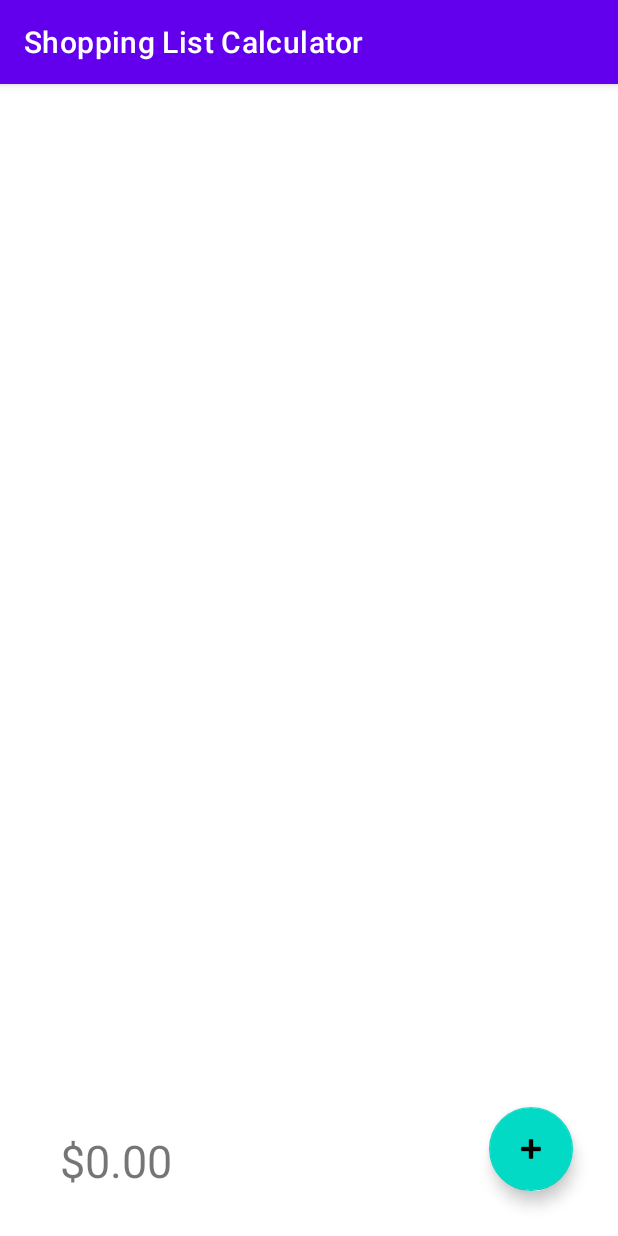
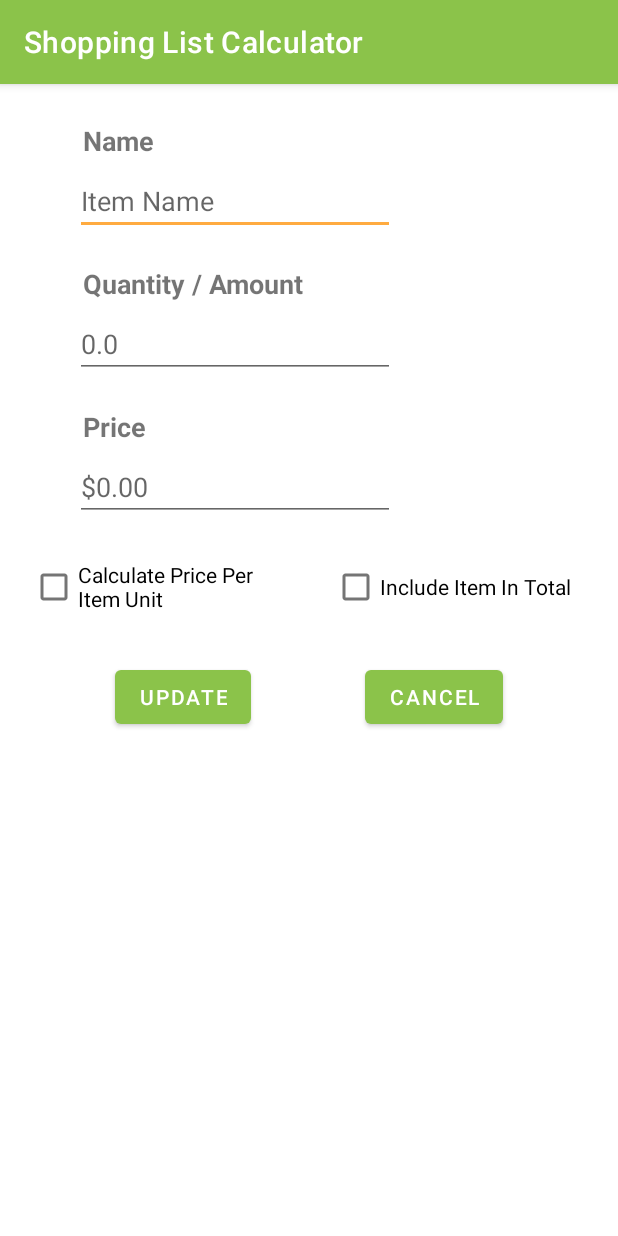
Before and after one commit to binary-idiot/Shopping-List-Calculator, an Android app: the screen it shows after launch (MainActivity), on a phone screen of 412 x 824 dp. Run offline under Robolectric (Android 15) with nearby library versions, the phone set to English and light mode, and no system bars.

Commit message:
Add custom colors and implement dbhelper

```diff
--- /dev/null
+++ b/app/src/main/java/com/jonahmiddleton/shoppinglistcalculator/DBHelper.java
@@ -0,0 +1,27 @@
+package com.jonahmiddleton.shoppinglistcalculator;
+
+import android.content.Context;
+import android.database.Cursor;
+import android.database.sqlite.SQLiteDatabase;
+import android.database.sqlite.SQLiteOpenHelper;
+import com.jonahmiddleton.shoppinglistcalculator.DataContract.ItemEntry;
+
+public class DBHelper extends SQLiteOpenHelper {
+    public static final int DATABASE_VERSION = 1;
+    public static final String DATABASE_NAME = "ShoppingListCalculator.db";
+
+    public DBHelper(Context context){
+        super(context, DATABASE_NAME, null, DATABASE_VERSION);
+    }
+
+    @Override
+    public void onCreate(SQLiteDatabase db) {
+        db.execSQL(ItemEntry.SQL_CREATE_ITEMS_TABLE);
+    }
+
+    @Override
+    public void onUpgrade(SQLiteDatabase db, int oldVersion, int newVersion) {
+        db.execSQL(ItemEntry.SQL_DELETE_ITEMS_TABLE);
+        onCreate(db);
+    }
+}
--- /dev/null
+++ b/app/src/main/java/com/jonahmiddleton/shoppinglistcalculator/DataContract.java
@@ -0,0 +1,30 @@
+package com.jonahmiddleton.shoppinglistcalculator;
+
+import android.provider.BaseColumns;
+
+public class DataContract {
+    private DataContract() {}
+
+    public static class ItemEntry implements BaseColumns {
+        public static final String TABLE_NAME = "item";
+        public static final String COLUMN_NAME_ITEMNAME = "name";
+        public static final String COLUMN_NAME_AMOUNT = "amount";
+        public static final String COLUNM_NAME_PRICE = "price";
+        public static final String COLUMN_NAME_CALCULATED = "calculated";
+        public static final String COLUMN_NAME_PERITEM = "peritem";
+
+        public static final String SQL_CREATE_ITEMS_TABLE =
+                "CREATE TABLE " + ItemEntry.TABLE_NAME + " (" +
+                        ItemEntry._ID + " INTEGER PRIMARY KEY AUTOINCREMENT," +
+                        ItemEntry.COLUMN_NAME_ITEMNAME + " TEXT," +
+                        ItemEntry.COLUMN_NAME_AMOUNT + " REAL," +
+                        ItemEntry.COLUNM_NAME_PRICE + " REAL," +
+                        ItemEntry.COLUMN_NAME_CALCULATED + " INTEGER," +
+                        ItemEntry.COLUMN_NAME_PERITEM + " INTEGER)";
+
+        public static final String SQL_DELETE_ITEMS_TABLE =
+                "DROP TABLE IF EXISTS " + ItemEntry.TABLE_NAME;
+
+
+    }
+}
--- /dev/null
+++ b/app/src/main/java/com/jonahmiddleton/shoppinglistcalculator/Item.java
@@ -0,0 +1,15 @@
+package com.jonahmiddleton.shoppinglistcalculator;
+
+public class Item {
+    private String name;
+    private double amount, price;
+    private boolean calculated, pricePerUnit;
+
+    public Item(String name, double amount, double price, boolean calculated, boolean pricePerUnit){
+        this.name = name;
+        this.amount = amount;
+        this.price = price;
+        this.calculated = calculated;
+        this.pricePerUnit = pricePerUnit;
+    }
+}
--- /dev/null
+++ b/app/src/main/java/com/jonahmiddleton/shoppinglistcalculator/ItemData.java
@@ -0,0 +1,8 @@
+package com.jonahmiddleton.shoppinglistcalculator;
+
+import android.database.Cursor;
+
+public class ItemData {
+
+    //public static Cursor getItems(){}
+}
--- a/app/src/main/java/com/jonahmiddleton/shoppinglistcalculator/MainActivity.java
+++ b/app/src/main/java/com/jonahmiddleton/shoppinglistcalculator/MainActivity.java
@@ -9,6 +9,7 @@ public class MainActivity extends AppCompatActivity {
     @Override
     protected void onCreate(Bundle savedInstanceState) {
         super.onCreate(savedInstanceState);
-        setContentView(R.layout.activity_main);
+        //setContentView(R.layout.activity_main);
+        setContentView(R.layout.activity_edit_item);
     }
 }
--- /dev/null
+++ b/app/src/main/res/layout-land/activity_edit_item.xml
@@ -0,0 +1,116 @@
+<?xml version="1.0" encoding="utf-8"?>
+<androidx.constraintlayout.widget.ConstraintLayout xmlns:android="http://schemas.android.com/apk/res/android"
+    xmlns:app="http://schemas.android.com/apk/res-auto"
+    xmlns:tools="http://schemas.android.com/tools"
+    android:layout_width="match_parent"
+    android:layout_height="match_parent"
+    tools:context=".EditItem">
+
+    <TextView
+        android:id="@+id/itemNameEditLabel"
+        android:layout_width="wrap_content"
+        android:layout_height="wrap_content"
+        android:layout_marginStart="5dp"
+        android:layout_marginTop="30dp"
+        android:text="@string/itemNameEditLabelText"
+        android:textSize="18sp"
+        android:textStyle="bold"
+        app:layout_constraintStart_toStartOf="@+id/itemNameEditText"
+        app:layout_constraintTop_toTopOf="parent" />
+
+    <TextView
+        android:id="@+id/itemAmountEditLabel"
+        android:layout_width="wrap_content"
+        android:layout_height="wrap_content"
+        android:layout_marginStart="5dp"
+        android:text="@string/itemAmountEditLabelText"
+        android:textSize="18sp"
+        android:textStyle="bold"
+        app:layout_constraintBottom_toBottomOf="@+id/itemNameEditLabel"
+        app:layout_constraintStart_toStartOf="@+id/itemAmountEditText" />
+
+    <TextView
+        android:id="@+id/itemPriceEditLabel"
+        android:layout_width="wrap_content"
+        android:layout_height="wrap_content"
+        android:layout_marginStart="5dp"
+        android:layout_marginTop="30dp"
+        android:text="@string/itemPriceEditLabelText"
+        android:textSize="18sp"
+        android:textStyle="bold"
+        app:layout_constraintStart_toStartOf="@+id/itemPriceEditText"
+        app:layout_constraintTop_toBottomOf="@+id/itemAmountEditText" />
+
+    <Button
+        android:id="@+id/updateItemButton"
+        android:layout_width="wrap_content"
+        android:layout_height="wrap_content"
+        android:text="@string/updateItemButtonText"
+        app:layout_constraintBottom_toBottomOf="parent"
+        app:layout_constraintEnd_toStartOf="@+id/cancelItemButton"
+        app:layout_constraintStart_toStartOf="parent"
+        app:layout_constraintTop_toBottomOf="@+id/includeItemInTotalCheckBox" />
+
+    <Button
+        android:id="@+id/cancelItemButton"
+        android:layout_width="wrap_content"
+        android:layout_height="wrap_content"
+        android:text="@string/cancelItemButton"
+        app:layout_constraintBottom_toBottomOf="@+id/updateItemButton"
+        app:layout_constraintEnd_toEndOf="parent"
+        app:layout_constraintStart_toEndOf="@+id/updateItemButton" />
+
+    <EditText
+        android:id="@+id/itemNameEditText"
+        android:layout_width="wrap_content"
+        android:layout_height="wrap_content"
+        android:layout_marginStart="48dp"
+        android:layout_marginTop="5dp"
+        android:ems="10"
+        android:hint="@string/itemNameExitTextHint"
+        android:inputType="textPersonName"
+        app:layout_constraintStart_toStartOf="parent"
+        app:layout_constraintTop_toBottomOf="@+id/itemNameEditLabel" />
+
+    <EditText
+        android:id="@+id/itemAmountEditText"
+        android:layout_width="wrap_content"
+        android:layout_height="wrap_content"
+        android:ems="10"
+        android:hint="@string/itemAmountEditTextHint"
+        android:inputType="numberDecimal"
+        app:layout_constraintBottom_toBottomOf="@+id/itemNameEditText"
+        app:layout_constraintEnd_toEndOf="parent"
+        app:layout_constraintStart_toEndOf="@+id/itemNameEditText" />
+
+    <EditText
+        android:id="@+id/itemPriceEditText"
+        android:layout_width="wrap_content"
+        android:layout_height="wrap_content"
+        android:layout_marginTop="5dp"
+        android:ems="10"
+        android:hint="@string/itemPriceEditTextHint"
+        android:inputType="numberDecimal"
+        app:layout_constraintStart_toStartOf="@+id/itemAmountEditText"
+        app:layout_constraintTop_toBottomOf="@+id/itemPriceEditLabel" />
+
+    <CheckBox
+        android:id="@+id/calculatePerAmountCheckBox"
+        android:layout_width="332dp"
+        android:layout_height="wrap_content"
+        android:layout_marginTop="20dp"
+        android:text="@string/calculatePerAmountCheckBoxLabel"
+        app:layout_constraintEnd_toStartOf="@+id/itemPriceEditText"
+        app:layout_constraintStart_toStartOf="parent"
+        app:layout_constraintTop_toBottomOf="@+id/itemNameEditText" />
+
+    <CheckBox
+        android:id="@+id/includeItemInTotalCheckBox"
+        android:layout_width="332dp"
+        android:layout_height="wrap_content"
+        android:layout_marginTop="20dp"
+        android:text="@string/includeItemInTotalCheckBoxLabel"
+        app:layout_constraintStart_toStartOf="@+id/calculatePerAmountCheckBox"
+        app:layout_constraintTop_toBottomOf="@+id/calculatePerAmountCheckBox" />
+
+</androidx.constraintlayout.widget.ConstraintLayout>
--- a/app/src/main/res/values-night/themes.xml
+++ b/app/src/main/res/values-night/themes.xml
@@ -2,12 +2,12 @@
     <!-- Base application theme. -->
     <style name="Theme.ShoppingListCalculator" parent="Theme.MaterialComponents.DayNight.DarkActionBar">
         <!-- Primary brand color. -->
-        <item name="colorPrimary">@color/purple_200</item>
-        <item name="colorPrimaryVariant">@color/purple_700</item>
+        <item name="colorPrimary">@color/primaryLightColor</item>
+        <item name="colorPrimaryVariant">@color/primaryDarkColor</item>
         <item name="colorOnPrimary">@color/black</item>
         <!-- Secondary brand color. -->
-        <item name="colorSecondary">@color/teal_200</item>
-        <item name="colorSecondaryVariant">@color/teal_200</item>
+        <item name="colorSecondary">@color/secondaryColor</item>
+        <item name="colorSecondaryVariant">@color/secondaryLightColor</item>
         <item name="colorOnSecondary">@color/black</item>
         <!-- Status bar color. -->
         <item name="android:statusBarColor" tools:targetApi="l">?attr/colorPrimaryVariant</item>
--- a/app/src/main/res/values/colors.xml
+++ b/app/src/main/res/values/colors.xml
@@ -7,4 +7,13 @@
     <color name="teal_700">#FF018786</color>
     <color name="black">#FF000000</color>
     <color name="white">#FFFFFFFF</color>
+
+    <color name="primaryColor">#8bc34a</color>
+    <color name="primaryLightColor">#bef67a</color>
+    <color name="primaryDarkColor">#5a9216</color>
+    <color name="secondaryColor">#ffab40</color>
+    <color name="secondaryLightColor">#ffdd71</color>
+    <color name="secondaryDarkColor">#c77c02</color>
+    <color name="primaryTextColor">#000000</color>
+    <color name="secondaryTextColor">#000000</color>
 </resources>
--- a/app/src/main/res/values/themes.xml
+++ b/app/src/main/res/values/themes.xml
@@ -2,12 +2,12 @@
     <!-- Base application theme. -->
     <style name="Theme.ShoppingListCalculator" parent="Theme.MaterialComponents.DayNight.DarkActionBar">
         <!-- Primary brand color. -->
-        <item name="colorPrimary">@color/purple_500</item>
-        <item name="colorPrimaryVariant">@color/purple_700</item>
+        <item name="colorPrimary">@color/primaryColor</item>
+        <item name="colorPrimaryVariant">@color/primaryDarkColor</item>
         <item name="colorOnPrimary">@color/white</item>
         <!-- Secondary brand color. -->
-        <item name="colorSecondary">@color/teal_200</item>
-        <item name="colorSecondaryVariant">@color/teal_700</item>
+        <item name="colorSecondary">@color/secondaryColor</item>
+        <item name="colorSecondaryVariant">@color/secondaryDarkColor</item>
         <item name="colorOnSecondary">@color/black</item>
         <!-- Status bar color. -->
         <item name="android:statusBarColor" tools:targetApi="l">?attr/colorPrimaryVariant</item>
```
